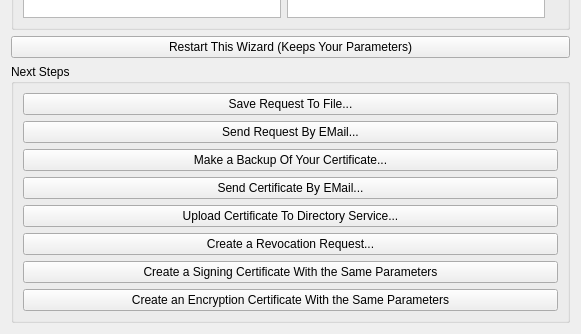
Qt form newcertificatewizard/resultpage.ui (sensama/kleopatra) before a commit; both pictures show x 0 to 581 and y 351 to 685 of the 581 by 685 pixel window.
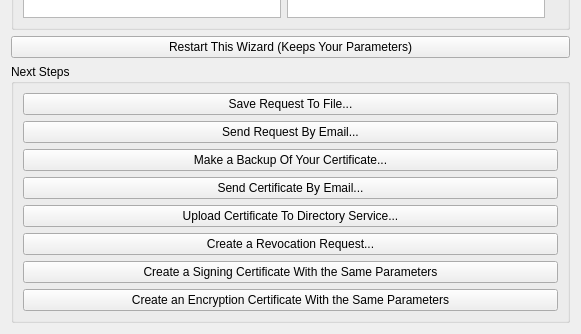
The same form after that commit. Custom widgets are drawn as their Qt base class.

Commit message: Typographical and grammar corrections

Patch:
```diff
--- a/newcertificatewizard/resultpage.ui
+++ b/newcertificatewizard/resultpage.ui
@@ -58,7 +58,7 @@
       <item>
        <widget class="QPushButton" name="sendRequestByEMailPB" >
         <property name="text" >
-         <string>Send Request By EMail...</string>
+         <string>Send Request By Email...</string>
         </property>
        </widget>
       </item>
@@ -72,7 +72,7 @@
       <item>
        <widget class="QPushButton" name="sendCertificateByEMailPB" >
         <property name="text" >
-         <string>Send Certificate By EMail...</string>
+         <string>Send Certificate By Email...</string>
         </property>
        </widget>
       </item>
```
